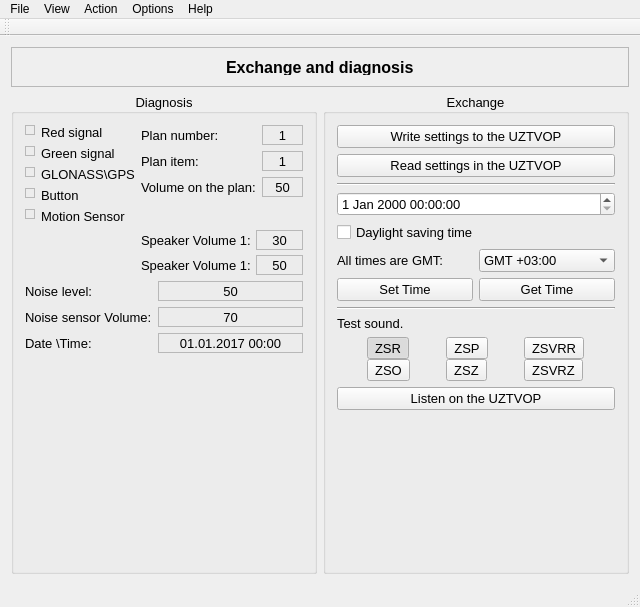
The window that mainwindow.ui (tuzhikov/ConfigSoundSetting) describes before a commit, drawn with Qt 5.
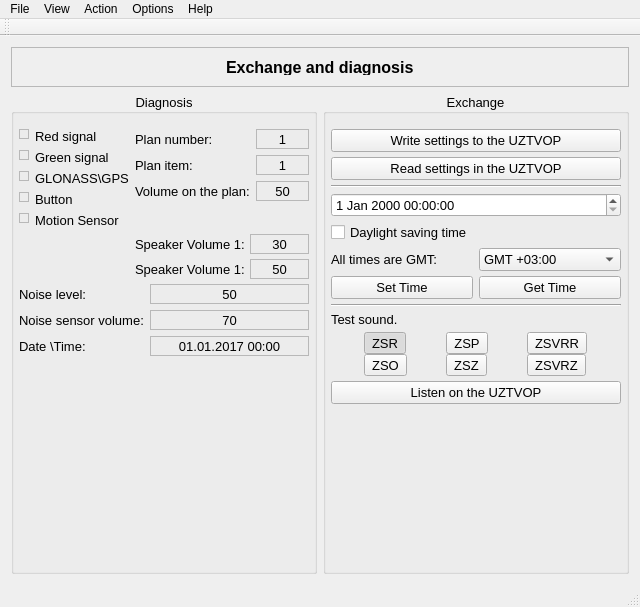
The same window after the commit. The open tabs and pages were chosen to show the change. Icons and pictures are not drawn.

```diff
--- a/mainwindow.ui
+++ b/mainwindow.ui
@@ -2137,6 +2137,21 @@
            <set>Qt::AlignCenter</set>
           </property>
           <layout class="QGridLayout" name="gridLayout_10">
+           <property name="leftMargin">
+            <number>5</number>
+           </property>
+           <property name="topMargin">
+            <number>15</number>
+           </property>
+           <property name="rightMargin">
+            <number>5</number>
+           </property>
+           <property name="bottomMargin">
+            <number>5</number>
+           </property>
+           <property name="spacing">
+            <number>5</number>
+           </property>
            <item row="0" column="0">
             <layout class="QFormLayout" name="formLayout_8">
              <item row="0" column="0">
@@ -2538,7 +2553,7 @@
              <item row="1" column="0">
               <widget class="QLabel" name="label_37">
                <property name="text">
-                <string>Noise sensor Volume:</string>
+                <string>Noise sensor volume:</string>
                </property>
               </widget>
              </item>
@@ -2618,6 +2633,21 @@
            <set>Qt::AlignCenter</set>
           </property>
           <layout class="QVBoxLayout" name="verticalLayout_3">
+           <property name="spacing">
+            <number>5</number>
+           </property>
+           <property name="leftMargin">
+            <number>5</number>
+           </property>
+           <property name="topMargin">
+            <number>15</number>
+           </property>
+           <property name="rightMargin">
+            <number>5</number>
+           </property>
+           <property name="bottomMargin">
+            <number>5</number>
+           </property>
            <item>
             <widget class="QPushButton" name="pbWriteProject">
              <property name="text">
```
Left out of the diff: 28 changed lines with no effect on the pictures.
